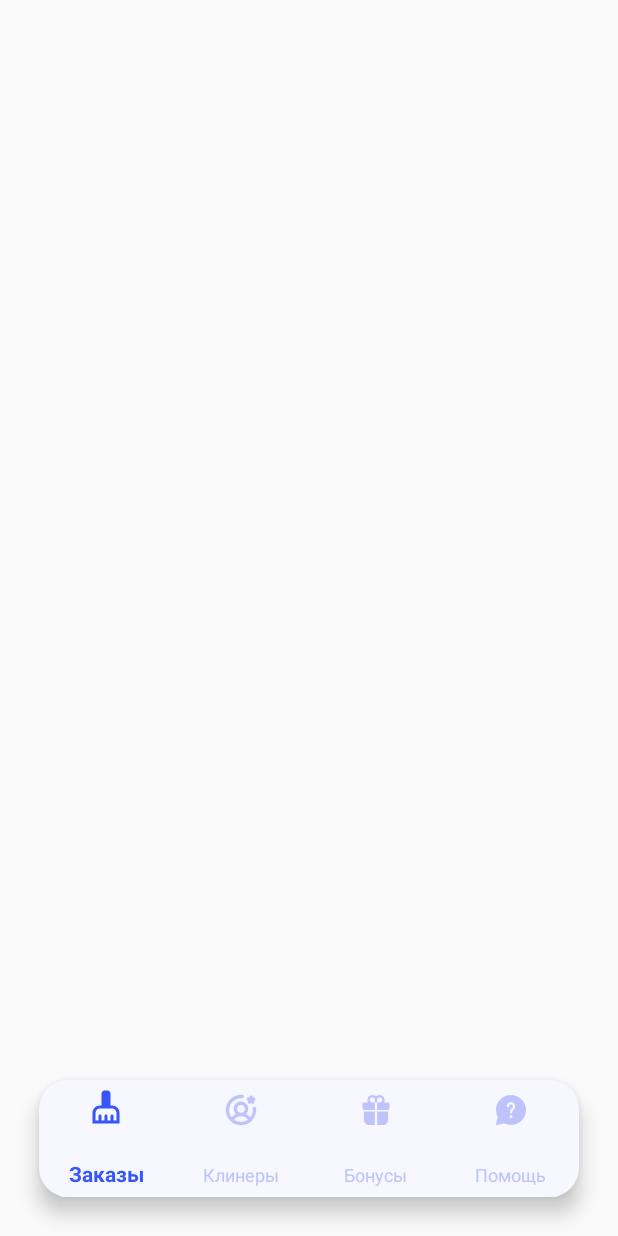
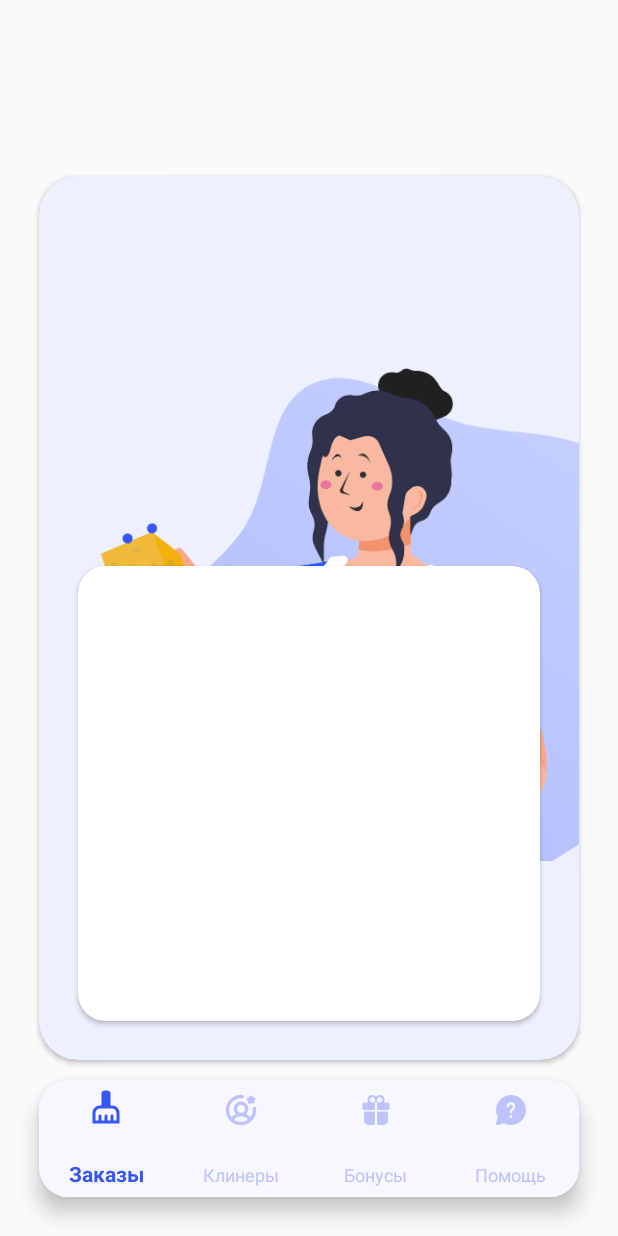
Before and after one commit to HarshBarash/SiriusMobile2, an Android app: the MainFragment screen opened through its navigation route, on a phone screen of 412 x 824 dp. Run offline under Robolectric (Android 15) with nearby library versions, the phone set to English and light mode, and no system bars; our stand-ins replace navigation-ui, sdp/ssp sizes; 1 statement that could not run was skipped.

Commit message:
+ Design

```diff
--- a/app/src/main/res/layout/fragment_main.xml
+++ b/app/src/main/res/layout/fragment_main.xml
@@ -4,6 +4,52 @@
     xmlns:tools="http://schemas.android.com/tools"
     android:layout_width="match_parent"
     android:layout_height="match_parent"
-    tools:context=".MainFragment">
+    android:orientation="vertical">
+
+    <androidx.cardview.widget.CardView
+        android:layout_width="match_parent"
+        android:layout_height="match_parent"
+        android:layout_marginTop="@dimen/_90sdp"
+        android:layout_marginBottom="@dimen/_90sdp"
+        android:layout_marginEnd="@dimen/_20sdp"
+        android:layout_marginStart="@dimen/_20sdp"
+        android:backgroundTint="#EDF0FF"
+        app:cardCornerRadius="@dimen/_20sdp"
+        app:layout_constraintBottom_toBottomOf="parent"
+        app:layout_constraintEnd_toEndOf="parent"
+        app:layout_constraintStart_toStartOf="parent"
+        app:layout_constraintTop_toTopOf="parent">
+
+        <ImageView
+            android:id="@+id/iv_image"
+            android:layout_width="match_parent"
+            android:layout_height="match_parent"
+            android:layout_marginTop="-60dp"
+            android:src="@drawable/ic_onboarding1"
+            app:layout_constraintEnd_toEndOf="parent"
+            app:layout_constraintStart_toStartOf="parent"
+            app:layout_constraintTop_toTopOf="parent" />
+
+        <androidx.constraintlayout.widget.ConstraintLayout
+            android:layout_width="match_parent"
+            android:layout_height="match_parent">
+
+
+
+            <androidx.cardview.widget.CardView
+                android:layout_width="match_parent"
+                android:layout_height="match_parent"
+                android:layout_marginStart="@dimen/_20sdp"
+                android:layout_marginTop="@dimen/_200sdp"
+                android:layout_marginEnd="@dimen/_20sdp"
+                android:layout_marginBottom="@dimen/_20sdp"
+                app:cardCornerRadius="@dimen/_14sdp"
+                app:layout_constraintEnd_toEndOf="parent"
+                app:layout_constraintStart_toStartOf="parent"
+                tools:layout_editor_absoluteY="50dp" />
+
+        </androidx.constraintlayout.widget.ConstraintLayout>
+
+    </androidx.cardview.widget.CardView>
 
 </androidx.constraintlayout.widget.ConstraintLayout>
```
